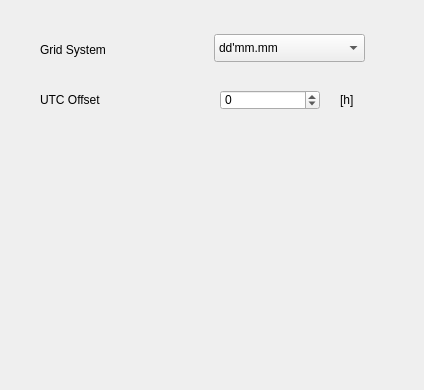
Above: src/configuration/flytec6015/GPSFrame6015.ui from Iv/FlyHigh before the change. Below: the same form after it.
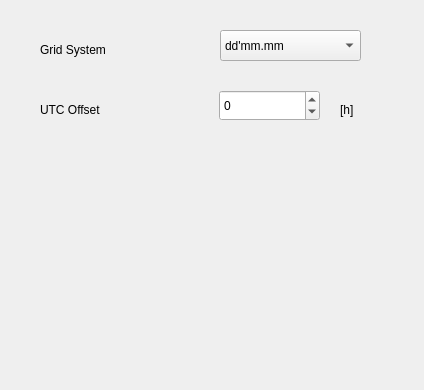
That is the form after the change.

Diff of the .ui file:
```diff
--- a/src/configuration/flytec6015/GPSFrame6015.ui
+++ b/src/configuration/flytec6015/GPSFrame6015.ui
@@ -36,7 +36,7 @@
       <property name="geometry">
         <rect>
           <x>340</x>
-          <y>90</y>
+     <y>100</y>
           <width>67</width>
           <height>20</height>
         </rect>
@@ -52,7 +52,7 @@
       <property name="geometry">
         <rect>
           <x>40</x>
-          <y>90</y>
+     <y>100</y>
           <width>150</width>
           <height>20</height>
         </rect>
@@ -67,15 +67,12 @@
     <widget class="QSpinBox" name="spinBox_UTCoffset">
       <property name="geometry">
         <rect>
-          <x>220</x>
+     <x>219</x>
           <y>90</y>
-          <width>100</width>
-          <height>20</height>
-        </rect>
-      </property>
-      <property name="maximum">
-        <number>13</number>
-      </property>
+     <width>101</width>
+     <height>31</height>
+    </rect>
+   </property>
       <property name="minimum">
         <number>-13</number>
       </property>
@@ -89,10 +86,10 @@
     <widget class="QComboBox" name="comboBox_GridSys">
       <property name="geometry">
         <rect>
-          <x>214</x>
-          <y>34</y>
-          <width>151</width>
-          <height>28</height>
+     <x>220</x>
+     <y>30</y>
+     <width>141</width>
+     <height>31</height>
         </rect>
       </property>
       <item>
```
Left out of the diff: 10 changed lines with no effect on the pictures. Lines whose indentation alone changed are shown as unchanged.
